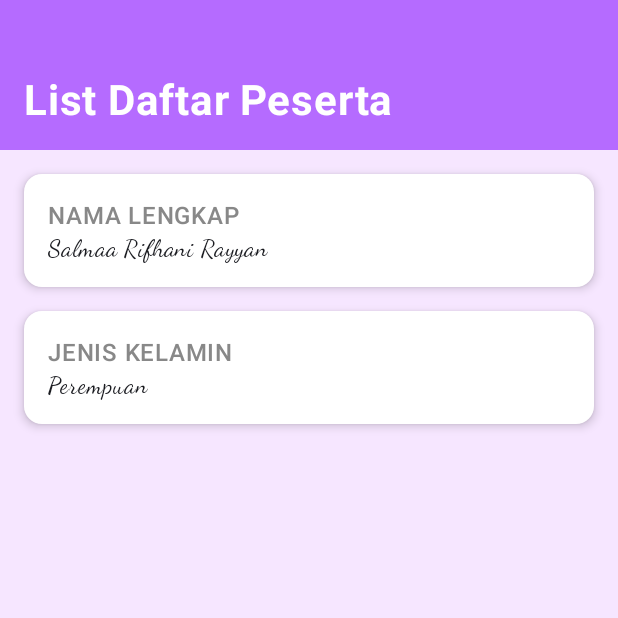
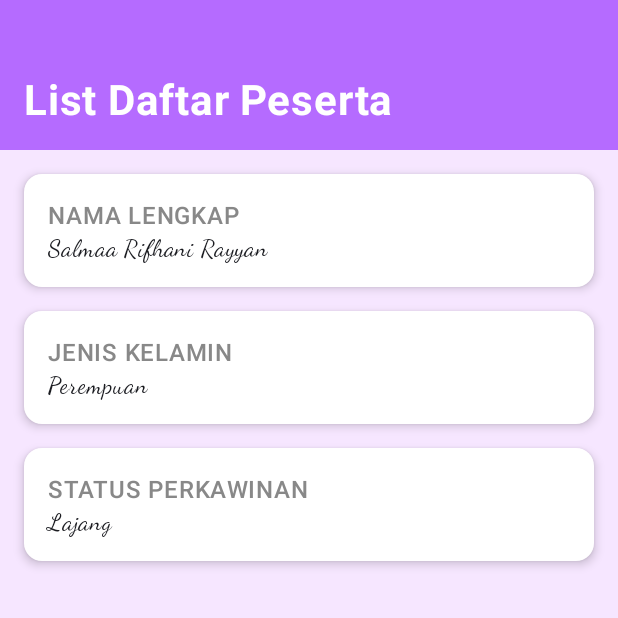
Before and after one commit to salmaarayyan/QuestNavigasTugas_082, an Android app built with Jetpack Compose: the composable DaftarData shown on its own in the app's theme, on a phone screen of 412 x 824 dp, the top half of it. Run offline under Robolectric (Android 15) with nearby library versions, the phone set to English and light mode, and no system bars.

Commit message:
Menambahkan Card untuk menampilkan status perkawinan

```diff
--- a/app/src/main/java/com/example/questnavigastugas_082/view/TampilData.kt
+++ b/app/src/main/java/com/example/questnavigastugas_082/view/TampilData.kt
@@ -82,6 +82,17 @@ fun DaftarData(
                     Text(jenisKelamin, style = MaterialTheme.typography.bodyLarge, fontFamily = FontFamily.Cursive)
                 }
             }
+            // -- Status Perkawinan
+            Card(
+                modifier = Modifier.fillMaxWidth(),
+                elevation = CardDefaults.cardElevation(defaultElevation = 4.dp),
+                colors = CardDefaults.cardColors(containerColor = Color.White)
+            ) {
+                Column(modifier = Modifier.padding(16.dp)) {
+                    Text("STATUS PERKAWINAN", fontWeight = FontWeight.SemiBold, color = Color.Gray)
+                    Text(status, style = MaterialTheme.typography.bodyLarge, fontFamily = FontFamily.Cursive)
+                }
+            }
         }
     }
 }
```
